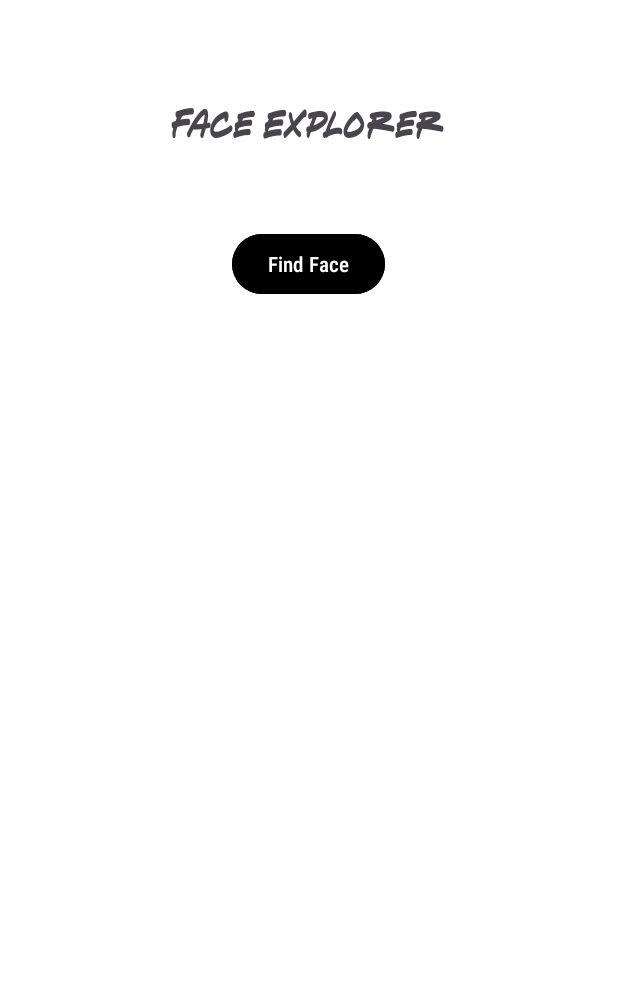
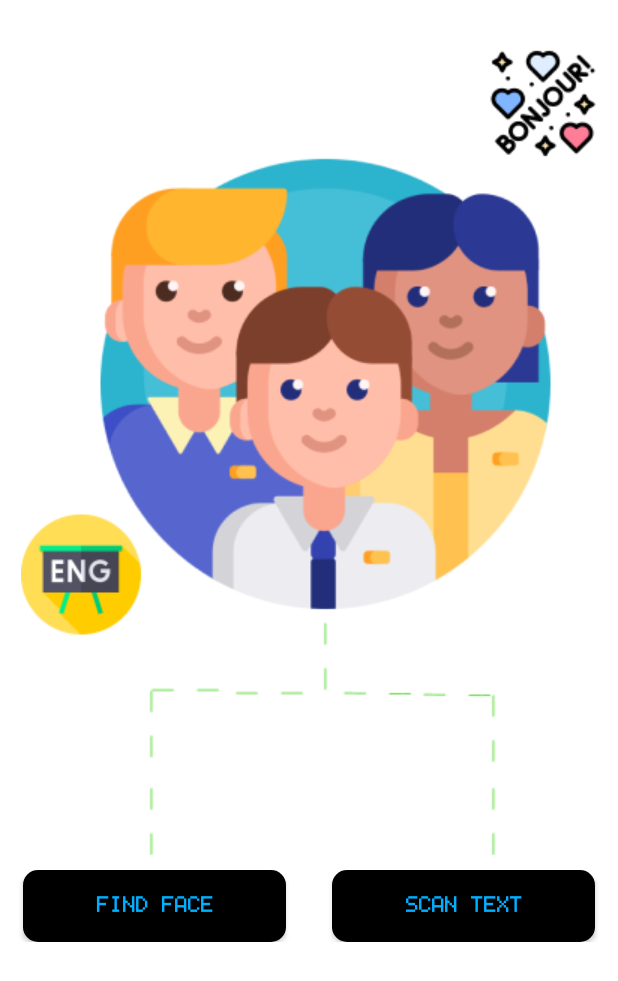
Before and after one commit to isarthaksharma1092/Scannify, an Android app: the layout activity_main.xml on its own in the app's theme, with its tools: preview values and no code run, on a phone screen of 412 x 824 dp. Shown: the top 981 px of the screen. Run offline under Robolectric (Android 15) with nearby library versions, the phone set to English and light mode, and no system bars.

Commit message:
Text Feature

```diff
--- /dev/null
+++ b/app/src/main/res/drawable-night/btn_shape.xml
@@ -0,0 +1,5 @@
+<?xml version="1.0" encoding="utf-8"?>
+<shape xmlns:android="http://schemas.android.com/apk/res/android" android:shape="rectangle">
+    <corners android:radius="10dp"/>
+    <solid android:color="@color/white"/>
+</shape>
--- /dev/null
+++ b/app/src/main/res/drawable/btn_shape.xml
@@ -0,0 +1,5 @@
+<?xml version="1.0" encoding="utf-8"?>
+<shape xmlns:android="http://schemas.android.com/apk/res/android" android:shape="rectangle">
+    <corners android:radius="10dp"/>
+    <solid android:color="@color/black"/>
+</shape>
--- a/app/src/main/res/layout/activity_main.xml
+++ b/app/src/main/res/layout/activity_main.xml
@@ -1,107 +1,65 @@
 <?xml version="1.0" encoding="utf-8"?>
-<LinearLayout xmlns:android="http://schemas.android.com/apk/res/android"
+<androidx.constraintlayout.widget.ConstraintLayout xmlns:android="http://schemas.android.com/apk/res/android"
+    xmlns:tools="http://schemas.android.com/tools"
     xmlns:app="http://schemas.android.com/apk/res-auto"
-    xmlns:tools="http://schemas.android.com/tools"
     android:id="@+id/main"
-    android:background="@color/white"
     android:layout_width="match_parent"
     android:layout_height="match_parent"
     android:orientation="vertical"
     tools:context=".MainActivity">
-    <ImageView
-        android:id="@+id/back"
-        android:layout_width="35dp"
-        android:layout_height="35dp"
-        android:src="@drawable/reload"
-        android:visibility="invisible"
-        android:layout_margin="15dp"
-        />
-    <TextView
-        android:layout_width="wrap_content"
-        android:layout_height="wrap_content"
-
-        android:layout_gravity="center"
-        android:textSize="25sp"
-
-        android:fontFamily="@font/oknoted"
-        android:text="Face Explorer" />
-
-    <TextView
-        android:id="@+id/imgCaptured"
-        android:layout_width="wrap_content"
-        android:layout_height="wrap_content"
-
-        android:layout_marginTop="25dp"
-        android:textSize="15sp"
-        android:layout_marginHorizontal="5dp"
-        android:visibility="gone"
-
-        android:fontFamily="serif"
-        android:textStyle="bold"
-        android:text="Image Captureed : " />
-
 
     <ImageView
-        android:id="@+id/imageAfterProcessing"
+        android:id="@+id/homeImage"
         android:layout_width="match_parent"
         android:layout_height="wrap_content"
+        android:src="@drawable/home"
+        android:layout_marginTop="32dp"
+        android:layout_marginHorizontal="10dp"
 
-        android:layout_marginTop="2dp"
-        android:layout_weight="1"
-        android:visibility="gone"
-        android:src="@color/black"/>
+        app:layout_constraintEnd_toEndOf="parent"
+        app:layout_constraintStart_toStartOf="parent"
+        app:layout_constraintTop_toTopOf="parent" />
 
-    <Button
-        android:id="@+id/cameraBtn"
-        android:layout_width="wrap_content"
-        android:layout_height="wrap_content"
-
-        android:layout_gravity="center"
-        android:layout_marginTop="50dp"
-        android:backgroundTint="@color/black"
-        android:fontFamily="sans-serif-condensed-medium"
-        android:text="Find Face"
-        android:visibility="visible" />
-
-    <androidx.cardview.widget.CardView
-        android:id="@+id/ResultBox"
+    <LinearLayout
         android:layout_width="match_parent"
         android:layout_height="wrap_content"
-        android:layout_margin="15dp"
-        app:cardCornerRadius="10dp"
-        android:visibility="gone"
-        android:backgroundTint="@color/black">
-        <LinearLayout
-            android:layout_width="match_parent"
-            android:layout_height="match_parent"
-            android:orientation="vertical">
-            <TextView
-                android:layout_width="match_parent"
-                android:layout_height="wrap_content"
-                android:fontFamily="@font/block_solid"
-                android:text="Results:"
-                android:layout_marginTop="10dp"
-                android:textColor="@color/white"
-                android:layout_marginStart="10dp"
+        android:orientation="horizontal"
+        android:gravity="center"
+        android:layout_marginTop="10dp"
+        android:theme="@style/Theme.FaceFusion.btnBG"
+        app:layout_constraintTop_toBottomOf="@+id/homeImage"
+        app:layout_constraintStart_toStartOf="parent"
+        app:layout_constraintEnd_toEndOf="parent">
 
-                />
-            <TextView
-                android:id="@+id/textResultMsg"
-                android:layout_width="match_parent"
-                android:layout_height="wrap_content"
+        <androidx.appcompat.widget.AppCompatButton
+            android:id="@+id/faceBtn"
+            android:layout_width="wrap_content"
+            android:layout_height="wrap_content"
+            android:background="@drawable/btn_shape"
 
-                android:layout_marginVertical="10dp"
-                android:textSize="10sp"
-                android:textColor="@color/white"
-                android:layout_marginStart="20dp"
+            android:text="Find Face"
+            android:fontFamily="@font/block_solid"
+            android:textColor="#00B0FF"
+            android:layout_weight="1"
+            android:layout_marginHorizontal="15dp"
+            app:layout_constraintStart_toStartOf="parent"
+            app:layout_constraintTop_toBottomOf="@+id/homeImage"
+            app:layout_constraintEnd_toStartOf="@+id/textBtn"/>
 
-                android:fontFamily="@font/block_solid"
-                android:textStyle="bold"
-                android:text="Image Captureed : " />
-        </LinearLayout>
-
-    </androidx.cardview.widget.CardView>
-
-
-
-</LinearLayout>
+        <androidx.appcompat.widget.AppCompatButton
+            android:id="@+id/textBtn"
+            android:layout_width="wrap_content"
+            android:layout_height="wrap_content"
+            android:layout_weight="1"
+            android:background="@drawable/btn_shape"
+            android:fontFamily="@font/block_solid"
+            android:clickable="true"
+            android:shadowColor="@color/white"
+            android:text="Scan Text"
+            android:textColor="#00B0FF"
+            android:layout_marginHorizontal="15dp"
+            app:layout_constraintEnd_toEndOf="parent"
+            app:layout_constraintTop_toBottomOf="@+id/homeImage"
+            app:layout_constraintStart_toEndOf="@+id/faceBtn"/>
+    </LinearLayout>
+</androidx.constraintlayout.widget.ConstraintLayout>
--- a/app/src/main/res/values-night/themes.xml
+++ b/app/src/main/res/values-night/themes.xml
@@ -4,4 +4,18 @@
         <!-- Customize your dark theme here. -->
         <!-- <item name="colorPrimary">@color/my_dark_primary</item> -->
     </style>
+
+    <style name="Theme.FaceFusion" parent="Theme.Material3.DayNight.NoActionBar">
+        <!-- Customize your theme here -->
+        <item name="android:windowBackground">@color/black</item>
+        <item name="android:textColor">@color/white</item>
+        <item name="android:colorBackground">@color/black</item>
+    </style>
+
+    <style name="Theme.FaceFusion.btnBG" parent="Theme.Material3.DayNight.NoActionBar">
+        <!-- Customize your theme here -->
+        <item name="android:windowBackground">@color/white</item>
+        <item name="android:textColor">@color/black</item>
+        <item name="android:colorBackground">@color/white</item>
+    </style>
 </resources>
--- a/app/src/main/res/values/themes.xml
+++ b/app/src/main/res/values/themes.xml
@@ -5,5 +5,17 @@
         <!-- <item name="colorPrimary">@color/my_light_primary</item> -->
     </style>
 
-    <style name="Theme.FaceFusion" parent="Base.Theme.FaceFusion" />
+    <style name="Theme.FaceFusion" parent="Theme.Material3.DayNight.NoActionBar">
+        <!-- Customize your theme here -->
+        <item name="android:windowBackground">@color/white</item>
+        <item name="android:textColor">@color/black</item>
+        <item name="android:colorBackground">@color/white</item>
+    </style>
+
+    <style name="Theme.FaceFusion.btnBG" parent="Theme.Material3.DayNight.NoActionBar">
+        <!-- Customize your theme here -->
+        <item name="android:windowBackground">@color/black</item>
+        <item name="android:textColor">@color/white</item>
+        <item name="android:colorBackground">@color/black</item>
+    </style>
 </resources>
```
Also changed, not shown: app/src/main/AndroidManifest.xml (+9 -2 lines), app/src/main/java/com/isarthaksharma/facefusion/MainActivity.kt (+8 -83 lines), app/src/main/java/com/isarthaksharma/facefusion/faceFeature.kt (added, +20 -0 lines), app/src/main/res/layout/activity_face_feature.xml (added, +37 -0 lines), app/src/main/res/drawable/home.png (added).
